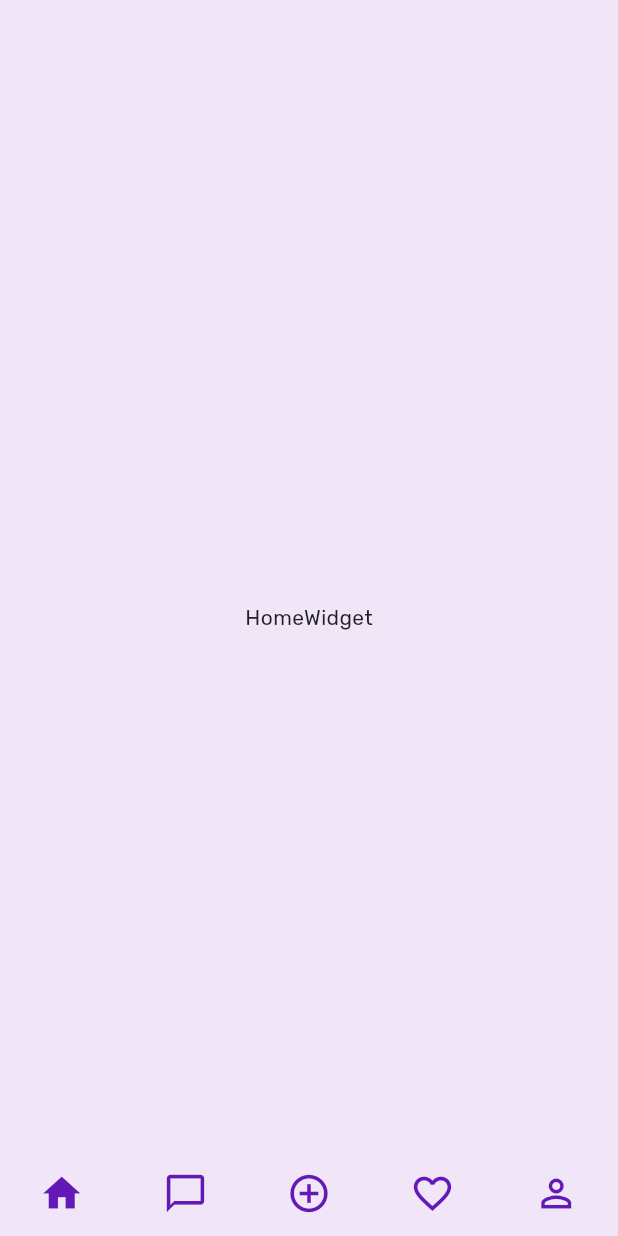
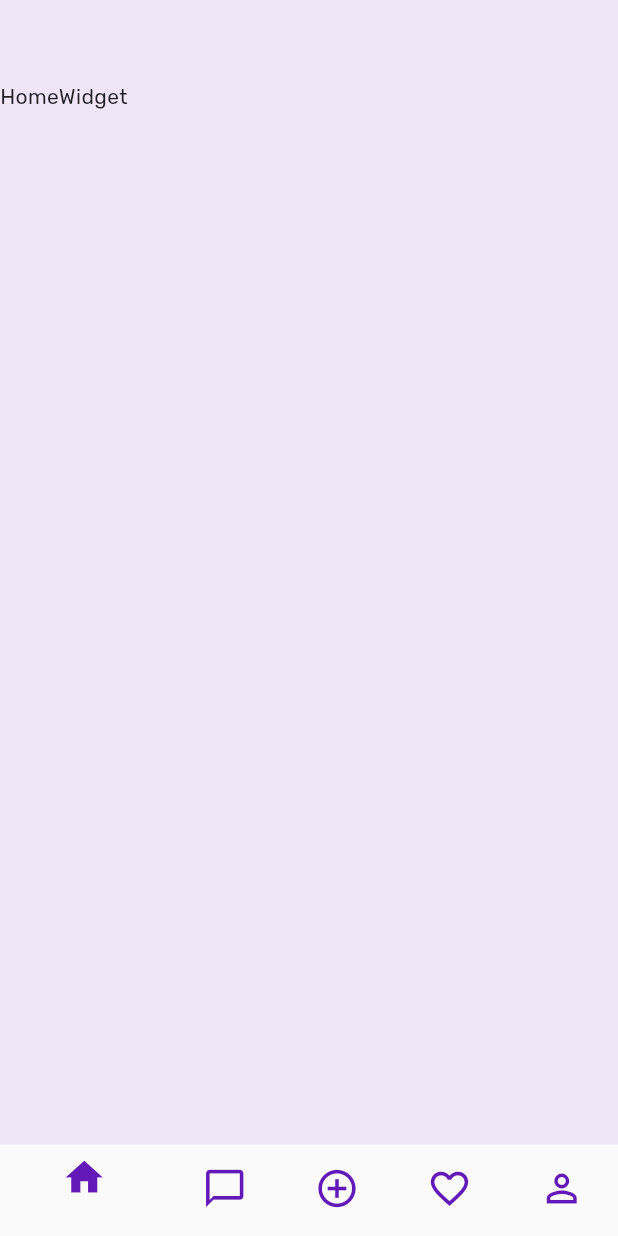
Before and after one commit to sharathr25/ren, a Flutter app: the screen it shows after launch, on a phone screen of 412 x 824 dp. Run offline on Flutter 3.47's test engine with Material 2 defaults, Android fonts, the phone set to English and light mode, and no system bars; our stand-ins replace auto_route, google_fonts.

Commit message:
screens using auto route

```diff
--- a/lib/main.dart
+++ b/lib/main.dart
@@ -1,17 +1,19 @@
 import 'package:flutter/material.dart';
 import 'package:google_fonts/google_fonts.dart';
-import 'package:ren/screens/home/home.dart';
+import 'package:ren/routes/routes.gr.dart';
 
 void main() {
-  runApp(const App());
+  runApp(App());
 }
 
 class App extends StatelessWidget {
-  const App({Key? key}) : super(key: key);
+  App({Key? key}) : super(key: key);
+
+  final _appRouter = AppRouter();
 
   @override
   Widget build(BuildContext context) {
-    return MaterialApp(
+    return MaterialApp.router(
       title: 'Flutter Demo',
       theme: ThemeData(
           primaryColor: const Color(0xff6319b8),
@@ -54,7 +56,8 @@
             overline: GoogleFonts.rubik(
                 fontSize: 10, fontWeight: FontWeight.w400, letterSpacing: 1.5),
           )),
-      home: const Home(),
+      routeInformationParser: _appRouter.defaultRouteParser(),
+      routerDelegate: _appRouter.delegate(),
     );
   }
 }
--- a/lib/screens/home/home.dart
+++ /dev/null
@@ -1,78 +0,0 @@
-import 'package:flutter/material.dart';
-import 'package:ren/screens/home/widgets_for_bottom_navigation/chat.dart';
-import 'package:ren/screens/home/widgets_for_bottom_navigation/favourites.dart';
-import 'package:ren/screens/home/widgets_for_bottom_navigation/home.dart';
-import 'package:ren/screens/home/widgets_for_bottom_navigation/profile.dart';
-
-class Home extends StatefulWidget {
-  const Home({Key? key}) : super(key: key);
-
-  @override
-  State<Home> createState() => _HomeState();
-}
-
-class _HomeState extends State<Home> {
-  int _selectedIndex = 0;
-
-  static const List<Widget> _widgetOptions = <Widget>[
-    HomeWidget(),
-    Chat(),
-    Text("add"),
-    Favourites(),
-    Profile(),
-  ];
-
-  void _onItemTapped(int index) {
-    setState(() {
-      _selectedIndex = index;
-    });
-  }
-
-  @override
-  Widget build(BuildContext context) {
-    return Scaffold(
-      appBar: AppBar(
-        backgroundColor: Theme.of(context).scaffoldBackgroundColor,
-      ),
-      body: Center(
-        child: _widgetOptions[_selectedIndex],
-      ),
-      bottomNavigationBar: BottomNavigationBar(
-        showSelectedLabels: false,
-        showUnselectedLabels: false,
-        selectedFontSize: 0,
-        unselectedFontSize: 0,
-        type: BottomNavigationBarType.fixed,
-        items: const <BottomNavigationBarItem>[
-          BottomNavigationBarItem(
-            activeIcon: Icon(Icons.home),
-            icon: Icon(Icons.home_outlined),
-            label: '',
-          ),
-          BottomNavigationBarItem(
-            activeIcon: Icon(Icons.chat_bubble),
-            icon: Icon(Icons.chat_bubble_outline),
-            label: '',
-          ),
-          BottomNavigationBarItem(
-            activeIcon: Icon(Icons.add_circle),
-            icon: Icon(Icons.add_circle_outline),
-            label: '',
-          ),
-          BottomNavigationBarItem(
-            activeIcon: Icon(Icons.favorite),
-            icon: Icon(Icons.favorite_border),
-            label: '',
-          ),
-          BottomNavigationBarItem(
-            activeIcon: Icon(Icons.person),
-            icon: Icon(Icons.person_outline),
-            label: '',
-          ),
-        ],
-        currentIndex: _selectedIndex,
-        onTap: _onItemTapped,
-      ),
-    );
-  }
-}
--- /dev/null
+++ b/lib/screens/home/home/home.dart
@@ -0,0 +1,15 @@
+import 'package:flutter/material.dart';
+
+class Home extends StatefulWidget {
+  const Home({Key? key}) : super(key: key);
+
+  @override
+  State<Home> createState() => _HomeState();
+}
+
+class _HomeState extends State<Home> {
+  @override
+  Widget build(BuildContext context) {
+    return const Text("HomeWidget");
+  }
+}
--- /dev/null
+++ b/lib/screens/home/home_screen.dart
@@ -0,0 +1,72 @@
+import 'package:auto_route/auto_route.dart';
+import 'package:flutter/material.dart';
+import 'package:ren/routes/routes.gr.dart';
+
+class HomeScreen extends StatefulWidget {
+  const HomeScreen({Key? key}) : super(key: key);
+
+  @override
+  State<HomeScreen> createState() => _HomeState();
+}
+
+class _HomeState extends State<HomeScreen> {
+  @override
+  Widget build(BuildContext context) {
+    return AutoTabsRouter(
+      routes: const [
+        HomeRoute(),
+        ChatRoute(),
+        NewProductRoute(),
+        FavouritesRoute(),
+        ProfileRoute(),
+      ],
+      builder: (context, child, animation) {
+        // obtain the scoped TabsRouter controller using context
+        final tabsRouter = AutoTabsRouter.of(context);
+        return Scaffold(
+            appBar: AppBar(
+              backgroundColor: Theme.of(context).scaffoldBackgroundColor,
+            ),
+            body: FadeTransition(
+              opacity: animation,
+              // the passed child is techinaclly our animated selected-tab page
+              child: child,
+            ),
+            bottomNavigationBar: BottomNavigationBar(
+              currentIndex: tabsRouter.activeIndex,
+              onTap: (index) {
+                // here we switch between tabs
+                tabsRouter.setActiveIndex(index);
+              },
+              items: const [
+                BottomNavigationBarItem(
+                  activeIcon: Icon(Icons.home),
+                  icon: Icon(Icons.home_outlined),
+                  label: '',
+                ),
+                BottomNavigationBarItem(
+                  activeIcon: Icon(Icons.chat_bubble),
+                  icon: Icon(Icons.chat_bubble_outline),
+                  label: '',
+                ),
+                BottomNavigationBarItem(
+                  activeIcon: Icon(Icons.add_circle),
+                  icon: Icon(Icons.add_circle_outline),
+                  label: '',
+                ),
+                BottomNavigationBarItem(
+                  activeIcon: Icon(Icons.favorite),
+                  icon: Icon(Icons.favorite_border),
+                  label: '',
+                ),
+                BottomNavigationBarItem(
+                  activeIcon: Icon(Icons.person),
+                  icon: Icon(Icons.person_outline),
+                  label: '',
+                ),
+              ],
+            ));
+      },
+    );
+  }
+}
--- a/lib/screens/home/widgets_for_bottom_navigation/home.dart
+++ /dev/null
@@ -1,15 +0,0 @@
-import 'package:flutter/material.dart';
-
-class HomeWidget extends StatefulWidget {
-  const HomeWidget({Key? key}) : super(key: key);
-
-  @override
-  State<HomeWidget> createState() => _HomeWidgetState();
-}
-
-class _HomeWidgetState extends State<HomeWidget> {
-  @override
-  Widget build(BuildContext context) {
-    return const Text("HomeWidget");
-  }
-}
--- a/pubspec.yaml
+++ b/pubspec.yaml
@@ -35,6 +35,8 @@
   # Use with the CupertinoIcons class for iOS style icons.
   cupertino_icons: ^1.0.2
   google_fonts: ^3.0.1
+  flutter_form_builder: ^7.3.1
+  auto_route: ^4.0.1
 
 dev_dependencies:
   flutter_test:
@@ -46,6 +48,8 @@
   # package. See that file for information about deactivating specific lint
   # rules and activating additional ones.
   flutter_lints: ^1.0.0
+  build_runner: ^2.1.11
+  auto_route_generator: ^4.0.0
 
 # For information on the generic Dart part of this file, see the
 # following page: https://dart.dev/tools/pub/pubspec
```
Also changed, not shown: lib/routes/routes.dart (added, +43 -0 lines), lib/screens/home/new_product/new_product.dart (added, +15 -0 lines), lib/routes/routes.gr.dart (added), lib/screens/home/chat/chat.dart (renamed from lib/screens/home/widgets_for_bottom_navigation/chat.dart), lib/screens/home/favourites/favourites.dart (renamed from lib/screens/home/widgets_for_bottom_navigation/favourites.dart), lib/screens/home/profile/profile.dart (renamed from lib/screens/home/widgets_for_bottom_navigation/profile.dart), pubspec.lock, 1 other file.
